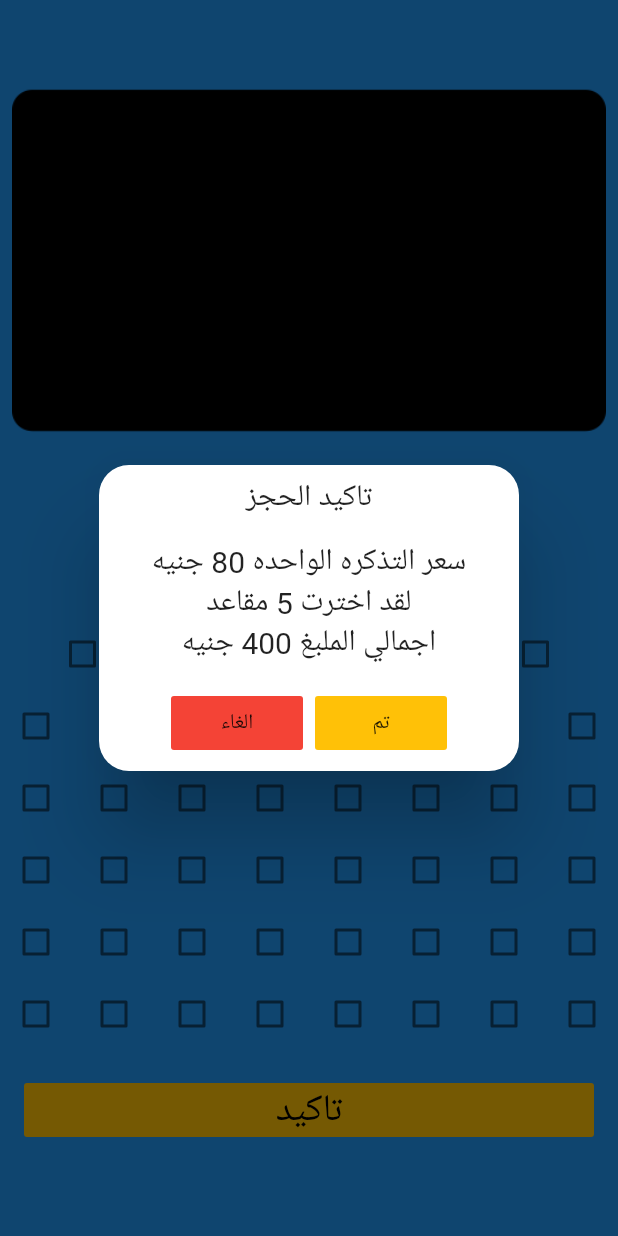
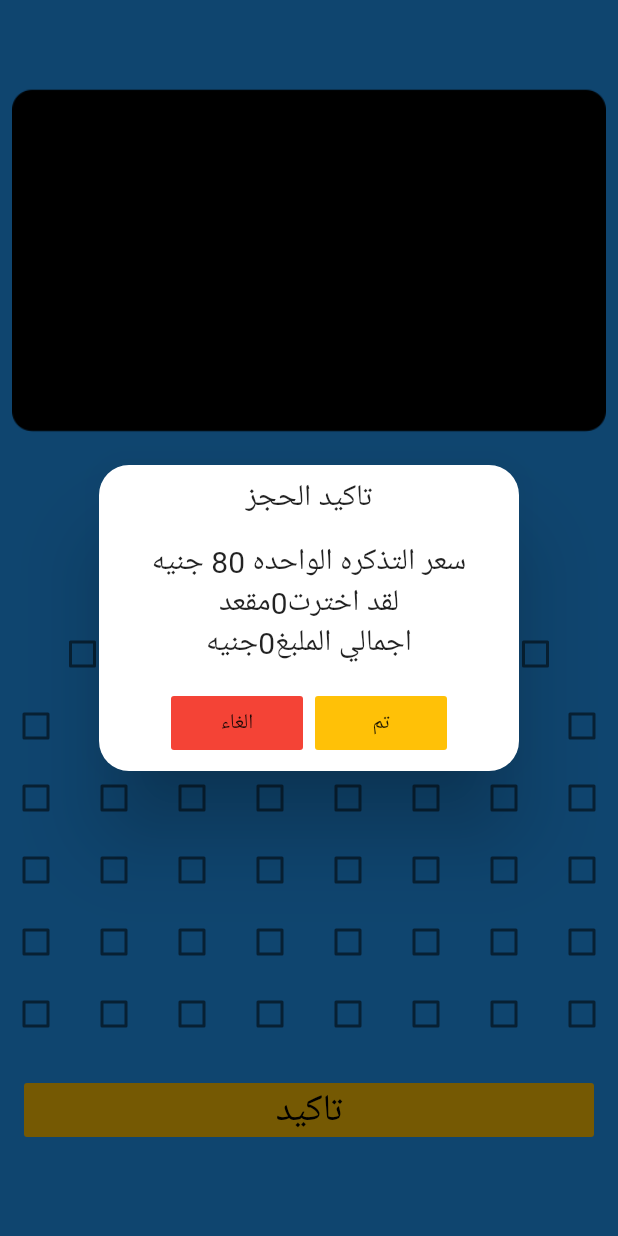
Before and after one commit to MHosssam/MovieTicket, a Flutter app: the SelectView screen opened by its route, after a tap on "تاكيد", on a phone screen of 412 x 824 dp. Run offline on Flutter 3.47's test engine with Material 2 defaults, Android fonts, the phone set to English and light mode, and no system bars; our stand-ins replace flutter_datetime_picker, flutter_swiper, get; missing offline and left inert: page_view_indicator; statements that could not run were skipped.

Commit message:
check data

```diff
--- a/lib/app/modules/select/controllers/select_controller.dart
+++ b/lib/app/modules/select/controllers/select_controller.dart
@@ -51,4 +51,15 @@ class SelectController extends GetxController {
   final checkBoxValue45 = false.obs ;
   final checkBoxValue46 = false.obs ;
 
+List<int> intList =[];
+
+  List check(){
+    for (var i = 0 ; i <  47 ; i++ ){
+      if(checkBoxValue + i ==true){
+        intList.add(i);
+      }
+    }
+    return intList ;
+  }
+
 }
--- a/lib/app/modules/select/views/select_view.dart
+++ b/lib/app/modules/select/views/select_view.dart
@@ -484,8 +484,8 @@ class SelectView extends GetView<SelectController> {
                       content: Column(
                         children: [
                           Text('سعر التذكره الواحده 80 جنيه' ,style: TextStyle(fontSize: 20),),
-                          Text('لقد اخترت 5 مقاعد',style: TextStyle(fontSize: 20),),
-                          Text('اجمالي الملبغ 400 جنيه',style: TextStyle(fontSize: 20),),
+                          Text('لقد اخترت'+'${controller.check().length}'+'مقعد',style: TextStyle(fontSize: 20),),
+                          Text('اجمالي الملبغ'+'${controller.check().length * 80}'+'جنيه',style: TextStyle(fontSize: 20),),
                         ],
                       ),
                       confirm: FlatButton(
```
Also changed, not shown: 1 other file.
